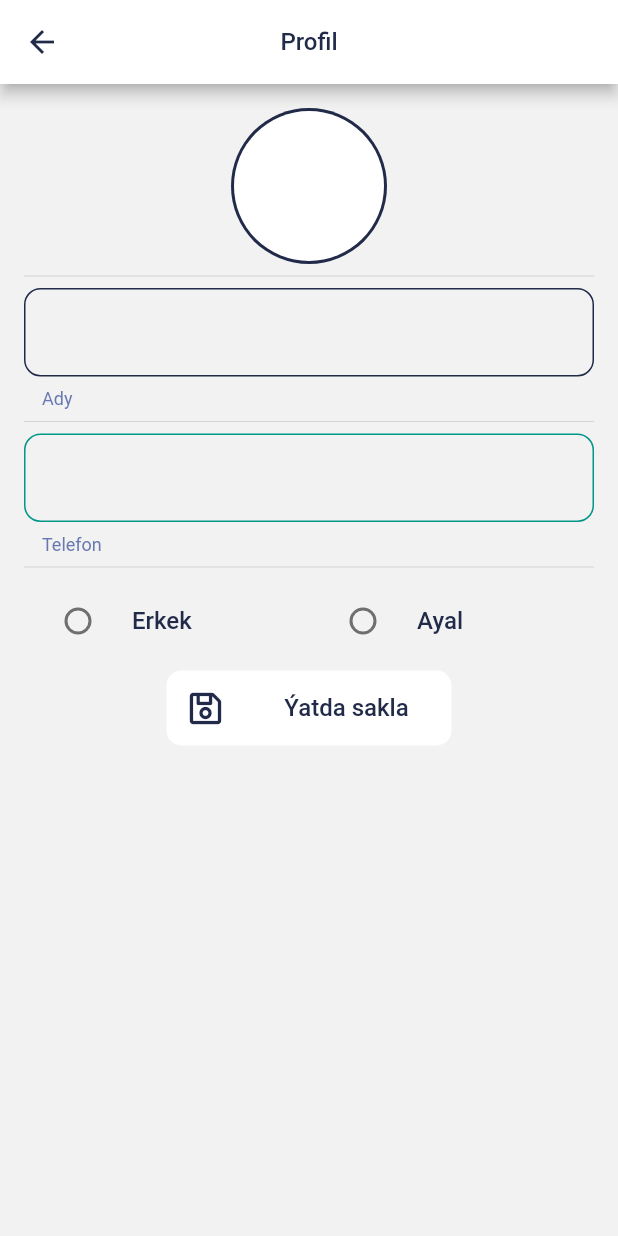
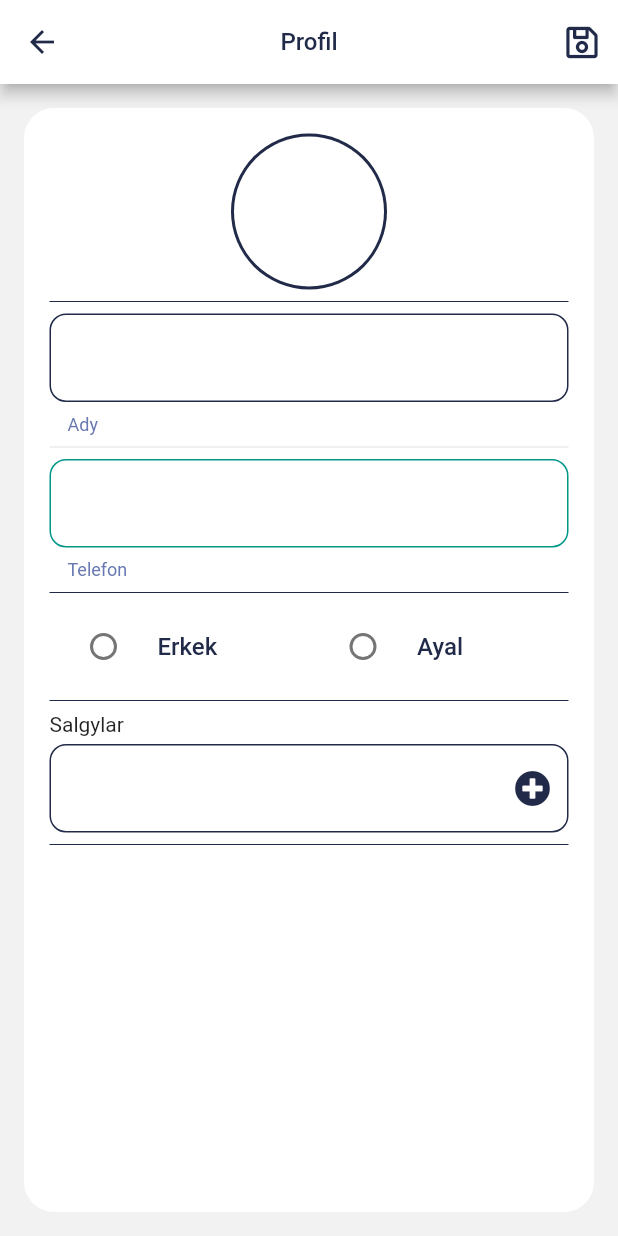
Before and after one commit to petyaas/shaikapp, a Flutter app: the EDitProfilePage screen opened directly, on a phone screen of 412 x 824 dp. Run offline on Flutter 3.47's test engine with Material 2 defaults, Android fonts, the phone set to English and light mode, and no system bars; drawn by our look-alikes of auto_size_text; our stand-ins replace animate_do, badges, bottom_navy_bar, cached_network_image, carousel_slider, circular_countdown_timer and 9 more; missing offline and left inert: cloud_firestore_web, dart:ffi, firebase_analytics_web, firebase_auth_web, firebase_core_web, firebase_messaging_web and 2 more; accounts and stored records are empty; network calls fail; Roboto replaces fonts that are missing (Euclid).

Commit message:
simple refactor

```diff
--- a/lib/consts.dart
+++ b/lib/consts.dart
@@ -51,6 +51,8 @@ class DefText{
   static String totalPriceBag='totalPriceBag';
   static String priceIsSmall='priceIsSmall';
   static String priceIsGood='priceIsGood';
+  static String adresses='adresses';
+
 }
 class ApiLinks{
   static String host='https://shaik.shop/';
--- a/lib/getX/ProfileX.dart
+++ b/lib/getX/ProfileX.dart
@@ -12,7 +12,7 @@ import 'events.dart';
   class ProfileX extends GetxController{
   LocalStorage _storage = LocalStorage();
   Rx<xStatus> status=xStatus.empty.obs;
-  final  user=ClientProfile(id: '', client_name: '', gender: -1, phone: '', addres: [], status: '', create_ts: '', update_ts: '', devicetoken: '').obs;
+  final  user=ClientProfile(id: '', client_name: '', gender: -1, phone: '', address: [], status: '', create_ts: '', update_ts: '', devicetoken: '').obs;
   // ClientProfile get user => _user;
   RxBool isUserLoad=false.obs;
   final productX = Get.put(ProductX());
--- a/lib/models/clientProfile.dart
+++ b/lib/models/clientProfile.dart
@@ -5,7 +5,7 @@ class ClientProfile{
   String client_name=' ';
   int gender;
   String phone;
-  List<dynamic> addres=[];
+  List<dynamic> address=[];
   String status;
   String devicetoken;
   String create_ts;
@@ -15,7 +15,7 @@ class ClientProfile{
     required this.client_name,
     required this.gender,
     required this.phone,
-    required this.addres,
+    required this.address,
     required this.status,
     required this.create_ts,
     required this.update_ts,
@@ -27,7 +27,7 @@ class ClientProfile{
     client_name: json["client_name"]??"",
     gender: json["gender"],
     phone: json["phone"],
-    addres: json["addres"]??[],
+    address: json["address"]??[],
     status: json["status"],
     create_ts: json["create_ts"],
     update_ts: json["update_ts"],
@@ -40,12 +40,12 @@ class ClientProfile{
     'client_name': client_name,
     'gender': gender,
     'phone': phone,
-    'addres': addres,
+    'address': address,
     'status': status,
     'create_ts': create_ts,
     'update_ts': update_ts,
     'device_token': devicetoken,
   };
-  factory ClientProfile.emptyProf() => ClientProfile(id: '', client_name: '', phone: '', status: '', create_ts: '', update_ts: '',gender: -1, addres: [], devicetoken:'');
+  factory ClientProfile.emptyProf() => ClientProfile(id: '', client_name: '', phone: '', status: '', create_ts: '', update_ts: '',gender: -1, address: [], devicetoken:'');
 
 }
--- a/lib/screens/EditProfilePage.dart
+++ b/lib/screens/EditProfilePage.dart
@@ -1,3 +1,4 @@
+import 'package:auto_size_text/auto_size_text.dart';
 import 'package:flutter/material.dart';
 import 'package:font_awesome_flutter/font_awesome_flutter.dart';
 import 'package:get/get.dart';
@@ -17,28 +18,57 @@ class EDitProfilePage extends StatefulWidget {
 class _EDitProfilePageState extends State<EDitProfilePage> {
   final profileX = Get.put(ProfileX());
 
-  final TextEditingController _namecontroller=new TextEditingController();
+  final TextEditingController _namecontroller = new TextEditingController();
 
-  final TextEditingController _phonecontroller=new TextEditingController();
+  final TextEditingController _phonecontroller = new TextEditingController();
 
-   int gender=-1;
+  int gender = -1;
   @override
   void initState() {
-  _namecontroller.text=profileX.user.value.client_name;
-  _phonecontroller.text=profileX.user.value.phone;
+    _namecontroller.text = profileX.user.value.client_name;
+    _phonecontroller.text = profileX.user.value.phone;
     super.initState();
   }
+
   @override
   Widget build(BuildContext context) {
     return Scaffold(
       appBar: AppBar(
-        title: Text(DefText.profile.tr,style: AppColor.headlinebluegray,),
+        title: Text(
+          DefText.profile.tr,
+          style: AppColor.headlinebluegray,
+        ),
         centerTitle: true,
+        actions: [
+          IconButton(
+              onPressed: () async {
+                profileX.user.value.client_name = _namecontroller.text;
+                profileX.user.value.address.add('Ahsha ajksd jasd');
+                profileX.user.value.address.add('Ahsha ajksd jasd');
+                if (await GetData().editProfile(profileX.user.value) == true) {
+                  // profileX.user.value.client_name=_namecontroller.text;
+                  profileX.editProfile(profileX.user.value);
+                  Get.back();
+                  ShowSnackBar('SHAIK', DefText.editprofiletrue.tr);
+                } else {
+                  Get.back();
+                  ShowSnackBar('SHAIK', DefText.editprofilefalse.tr);
+                }
+              },
+              icon: Icon(FontAwesomeIcons.save)),
+        ],
       ),
-        body:
-        Obx((){
-          return
-            ListView(
+      body: Container(
+        margin: EdgeInsets.all(16),
+        decoration: BoxDecoration(
+          color: Colors.white,
+            border: Border.all(
+              color: Colors.transparent,
+            ),
+            borderRadius: BorderRadius.all(Radius.circular(20))
+        ),
+        child: Obx(() {
+          return ListView(
             padding: EdgeInsets.all(16),
             children: [
               Column(
@@ -46,30 +76,23 @@ class _EDitProfilePageState extends State<EDitProfilePage> {
                   CircleAvatar(
                     radius: 52,
                     backgroundColor: AppColor.backgroundcolorgrey,
-                      child:
-                      Obx((){
-                        if(profileX.user.value.gender==0)
-                        {
-                          return
-                            CircleAvatar(
+                    child: Obx(() {
+                      if (profileX.user.value.gender == 0) {
+                        return CircleAvatar(
                           backgroundColor: Colors.white,
                           radius: 50,
                           backgroundImage: AssetImage('assets/icons/male.png'),
                         );
                       }
-                        if(profileX.user.value.gender==1)
-                        {
-                          return
-                            CircleAvatar(
+                      if (profileX.user.value.gender == 1) {
+                        return CircleAvatar(
                           backgroundColor: Colors.white,
                           radius: 50,
                           backgroundImage: AssetImage('assets/icons/famale.png'),
                         );
                       }
-                        if(profileX.user.value.gender==-1)
-                        {
-                          return
-                            CircleAvatar(
+                      if (profileX.user.value.gender == -1) {
+                        return CircleAvatar(
                           backgroundColor: Colors.white,
                           radius: 50,
                           // backgroundImage: AssetImage('assets/icons/famale.png'),
@@ -80,18 +103,12 @@ class _EDitProfilePageState extends State<EDitProfilePage> {
                   ),
                 ],
               ),
-                Divider(),
+              Divider(color: AppColor.backgroundcolorgrey,),
               CustomTextField(
                 controller: _namecontroller,
                 hint: profileX.user.value.client_name,
                 helperText: DefText.name.tr,
                 keybord: TextInputType.name,
-                  // onchange: (text)
-                  // {
-                  //   print(_namecontroller.text);
-                  //   // profileX.setClientName(text);
-                  //   // profileX.user.value.client_name=text;
-                  // },
               ),
               Divider(),
               CustomTextField(
@@ -101,24 +118,24 @@ class _EDitProfilePageState extends State<EDitProfilePage> {
                 // hint: profileX.user.value.phone,
                 keybord: TextInputType.number,
               ),
-                Divider(),
+              Divider(color: AppColor.backgroundcolorgrey,),
               Row(
                 mainAxisAlignment: MainAxisAlignment.start,
                 children: <Widget>[
+                  //Gender
                   Expanded(
                     child: Container(
 //              width: 200,
                       child: RadioListTile<int>(
-                          // selectedTileColor: AppColor.backgroundcolor,
                         activeColor: AppColor.backgroundcolor,
-                          title:  Text(DefText.male.tr,style: AppColor.headlinebluegray,),
+                        title: Text(
+                          DefText.male.tr,
+                          style: AppColor.headlinebluegray,
+                        ),
                         value: 0,
-                          groupValue:profileX.user.value.gender,
+                        groupValue: profileX.user.value.gender,
                         onChanged: (value) {
                           profileX.setgender(value!);
-                            // profileX.user.value.gender=value!;
-                            // gender=value!;
-
                         },
                       ),
                     ),
@@ -128,7 +145,10 @@ class _EDitProfilePageState extends State<EDitProfilePage> {
                       //            width: 100,
                       child: RadioListTile<int>(
                         activeColor: AppColor.backgroundcolor,
-                          title:  Text(DefText.famele.tr,style: AppColor.headlinebluegray,),
+                        title: Text(
+                          DefText.famele.tr,
+                          style: AppColor.headlinebluegray,
+                        ),
                         value: 1,
                         groupValue: profileX.user.value.gender,
                         onChanged: (value) {
@@ -140,45 +160,36 @@ class _EDitProfilePageState extends State<EDitProfilePage> {
                   ),
                 ],
               ),
-                Row(
+              Divider(color: AppColor.backgroundcolorgrey,),
+              AutoSizeText(DefText.adresses.tr),
+              SizedBox(height: 5,),
+              CustomTextField(
+                controller: _namecontroller,
+                // hint: profileX.user.value.client_name,
+                keybord: TextInputType.text,
+                actionWidget: IconButton(onPressed: (){},icon: Icon(FontAwesomeIcons.plusCircle,color: AppColor.backgroundcolorgrey,),),
+              ),
+              Divider(color: AppColor.backgroundcolorgrey,),
+              for(int i=0;i<=profileX.user.value.address.length-1;i++)
+                Column(
                   children: [
-                    Expanded(child: Container(),),
-                    Expanded(
-                      flex: 2,
-                      child: ButtonCustom(
-                        text: DefText.save.tr,align: TextAlign.center, icon: FontAwesomeIcons.save,
-                        onTap: ()async{
-                          profileX.user.value.client_name=_namecontroller.text;
-
-                          // print(_namecontroller.text);
-                          profileX.user.value.addres.add('Ahsha ajksd jasd');
-                          profileX.user.value.addres.add('Ahsha ajksd jasd');
-                          // print(profileX.user.value.client_name);
-                          // print(profileX.user.value.addres);
-                          // print(profileX.user.value.gender);
-                          // print(profileX.user.value.phone);
-                          // print(profileX.user.value.id);
-                          if(await GetData().editProfile(profileX.user.value)==true)
-                            {
-                              // profileX.user.value.client_name=_namecontroller.text;
-                              profileX.editProfile(profileX.user.value);
-                              Get.back();
-                              ShowSnackBar('SHAIK',DefText.editprofiletrue.tr);
-                            }
-                          else
-                            {
-                              Get.back();
-                              ShowSnackBar('SHAIK',DefText.editprofilefalse.tr);
-                            }
-                        },                ),
-                    ),
-                    Expanded(child: Container(),),
+                    Container(
+                      height: 80,
+                      child: Row(
+                        mainAxisAlignment: MainAxisAlignment.spaceBetween,
+                        children: [
+                          AutoSizeText(profileX.user.value.address[i].toString(),maxLines: 2,minFontSize: 12,style: AppColor.headlinebluegray,),
+                          IconButton(onPressed: (){}, icon: Icon(FontAwesomeIcons.trashAlt))
                         ],
                       ),
-
+                    ),
+                    Divider(color: AppColor.backgroundcolorgrey,),
+                  ],
+                ),
             ],
           );
         }),
+      ),
     );
   }
 }
--- a/lib/services/LangSelector.dart
+++ b/lib/services/LangSelector.dart
@@ -67,7 +67,7 @@ else{
       countrycode.value='TK';
       langtext.value='Turkmen';
     }
-   await LocalStorage().setCurrentLocale(text);
+   await LocalStorage().getCurrentLocale();
     Get.updateLocale(Locale(langcode.value,countrycode.value));
   }
 
--- a/lib/services/getData.dart
+++ b/lib/services/getData.dart
@@ -82,7 +82,7 @@ class GetData {
      'id':profile.id ,
      'client_name':profile.client_name,
      'phone':profile.phone,
-     'address':jsonEncode(profile.addres),
+     'address':jsonEncode(profile.address),
      'gender':_gender,
    });
 
@@ -99,6 +99,7 @@ class GetData {
    await _postData(ApiLinks.registerClient, formData, '');
    return true;
  }
+
  Future<bool> likeSet(String productId,String clientId)async{
    FormData formData;
    Response? _response;
--- a/lib/translations/Translations.dart
+++ b/lib/translations/Translations.dart
@@ -59,7 +59,8 @@ class AppTranslations extends Translations{
       DefText.priceIsSmall:'Доставка платная!',
       DefText.priceIsGood:'Доставка бесплатная!',
       DefText.nullproduct:'Нет в наличии!',
-    },
+      DefText.adresses:'Адресы',
+},
     'tk_TK':{
       'NEW':'Täze',
       'STOCKS':'Aksiýa',
@@ -115,7 +116,8 @@ class AppTranslations extends Translations{
       DefText.totalPriceBag:'Jemi',
       DefText.priceIsSmall:'Saryt eltip bermek hyzmatydan pes!',
       DefText.priceIsGood:'Eltip bermek hyzmaty mugt!',
-      DefText.nullproduct:'Satylykda ýok',
+      DefText.nullproduct:'Satlykda ýok',
+      DefText.adresses:'Salgylar',
     }
   };
 
```
Also changed, not shown: 1 other file. Lines whose indentation alone changed are shown as unchanged.
